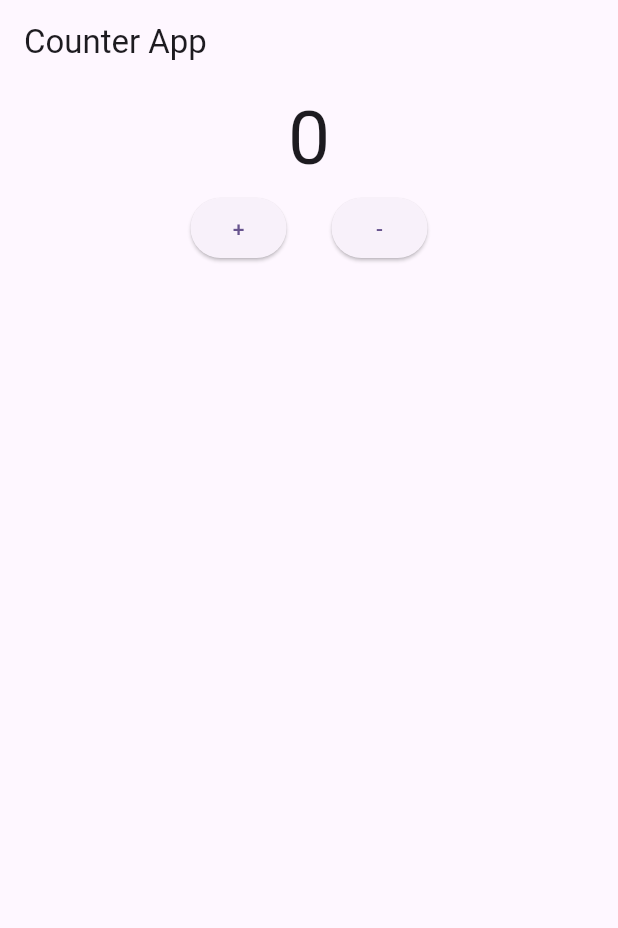
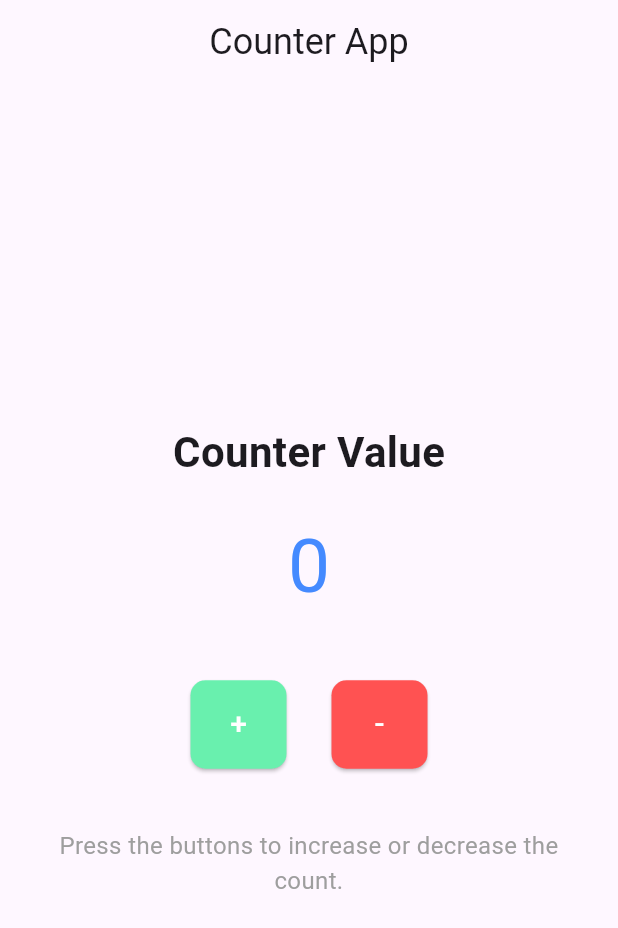
Before and after one commit to pallavipradhan5578/Riverpod, a Flutter app: the screen it shows after launch, on a phone screen of 412 x 824 dp. Shown: the top 928 px of the screen. Run offline on Flutter 3.47's test engine with Material 3 defaults, Android fonts, the phone set to English and light mode, and no system bars; our stand-ins replace flutter_riverpod, riverpod.

Commit message:
decoration in this page.dart

```diff
--- a/lib/provider_ in_riverpod/homeScreen.dart
+++ b/lib/provider_ in_riverpod/homeScreen.dart
@@ -67,32 +67,58 @@ class _HomeScreenState extends ConsumerState<HomeScreen> {
   }
 }*/
 
-final counter = StateProvider<int>((ref) {
-  return 0;
-});
+import 'package:flutter/material.dart';
+import 'package:flutter_riverpod/flutter_riverpod.dart';
+
+void main() {
+  runApp(ProviderScope(child: MyApp()));
+}
+
+class MyApp extends StatelessWidget {
+  @override
+  Widget build(BuildContext context) {
+    return MaterialApp(
+      debugShowCheckedModeBanner: false,
+      title: 'Counter App with Riverpod',
+      home: HomeScreen(),
+      theme: ThemeData(
+        primarySwatch: Colors.blue,
+      ),
+    );
+  }
+}
+
+// Riverpod provider for counter state
+final counter = StateProvider<int>((ref) => 0);
 
 class HomeScreen extends ConsumerWidget {
-  const HomeScreen({super.key});
-
   @override
   Widget build(BuildContext context, WidgetRef ref) {
-    print("Build");
+    final count = ref.watch(counter);
+
     return Scaffold(
       appBar: AppBar(
-        title: Text("Counter App"),
+        title: const Text(
+          "Counter App",
+          style: TextStyle(fontSize: 24),
         ),
-      body: Column(
+        centerTitle: true,
+      ),
+      body: Padding(
+        padding: const EdgeInsets.all(16.0),
+        child: Column(
+          mainAxisAlignment: MainAxisAlignment.center,
           children: [
-          Consumer(builder: (context, ref, child) {
-            final count = ref.watch(counter);
-            print('build2');
-            return Center(
-              child: Text(
+            Text(
+              "Counter Value",
+              style: TextStyle(fontSize: 28, fontWeight: FontWeight.bold),
+            ),
+            SizedBox(height: 20),
+            Text(
               count.toString(),
-                style: TextStyle(fontSize: 50),
+              style: TextStyle(fontSize: 50, color: Colors.blueAccent),
             ),
-            );
-          }),
+            SizedBox(height: 40),
             Row(
               mainAxisAlignment: MainAxisAlignment.center,
               children: [
@@ -100,16 +126,47 @@ class HomeScreen extends ConsumerWidget {
                   onPressed: () {
                     ref.read(counter.notifier).state++;
                   },
-                  child: Text("+")),
-              SizedBox(width: 30,),
+                  style: ElevatedButton.styleFrom(
+                    backgroundColor: Colors.greenAccent,
+                    padding: const EdgeInsets.symmetric(
+                        horizontal: 25, vertical: 15),
+                    shape: RoundedRectangleBorder(
+                      borderRadius: BorderRadius.circular(10),
+                    ),
+                  ),
+                  child: Text(
+                    "+",
+                    style: TextStyle(fontSize: 20, color: Colors.white),
+                  ),
+                ),
+                SizedBox(width: 30),
                 ElevatedButton(
                   onPressed: () {
                     ref.read(counter.notifier).state--;
                   },
-                  child: Text("-"))
+                  style: ElevatedButton.styleFrom(
+                    backgroundColor: Colors.redAccent,
+                    padding: const EdgeInsets.symmetric(
+                        horizontal: 25, vertical: 15),
+                    shape: RoundedRectangleBorder(
+                      borderRadius: BorderRadius.circular(10),
+                    ),
+                  ),
+                  child: Text(
+                    "-",
+                    style: TextStyle(fontSize: 20, color: Colors.white),
+                  ),
+                ),
               ],
-          )
+            ),
+            SizedBox(height: 40),
+            Text(
+              "Press the buttons to increase or decrease the count.",
+              style: TextStyle(fontSize: 16, color: Colors.grey),
+              textAlign: TextAlign.center,
+            ),
           ],
+        ),
       ),
     );
   }
```
Lines whose indentation alone changed are shown as unchanged.
